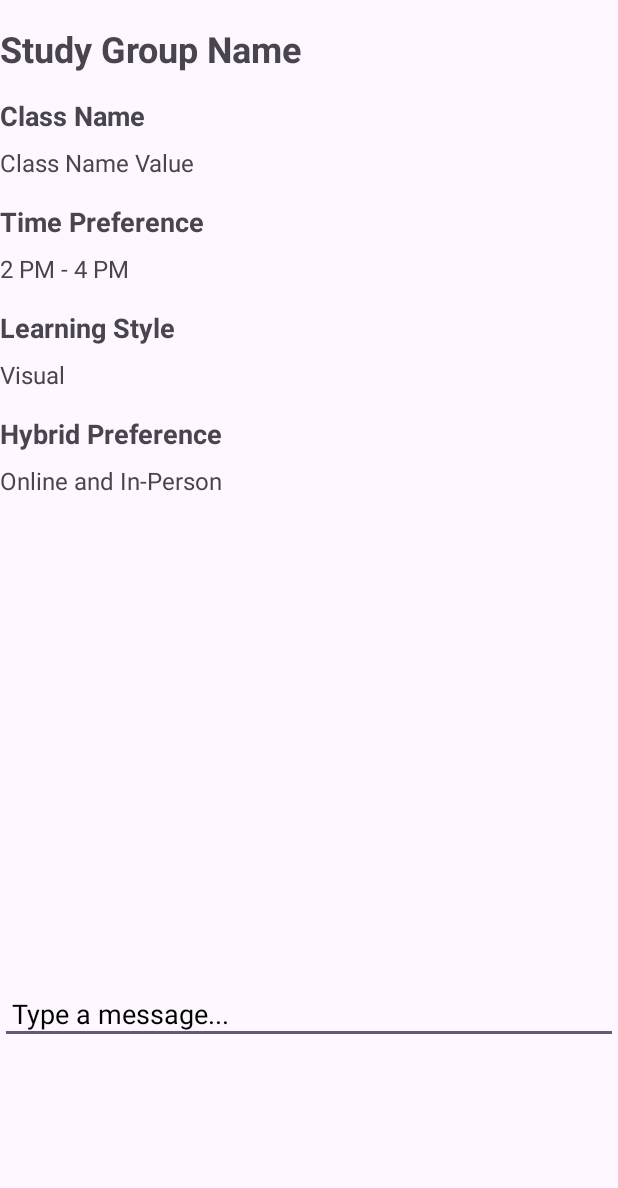
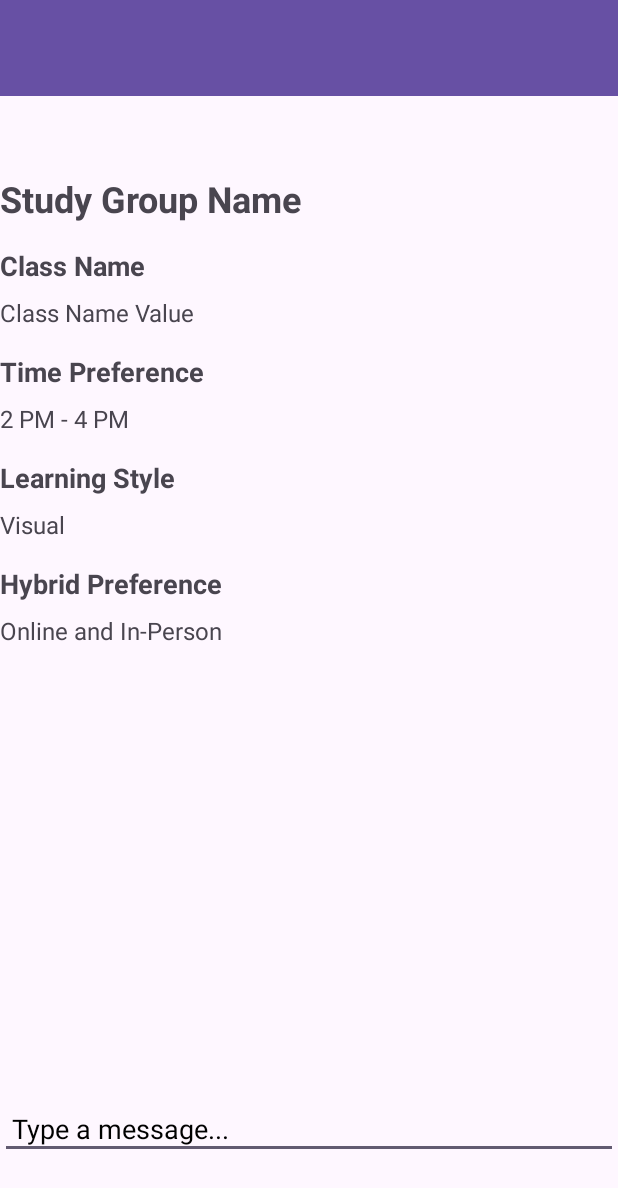
Before and after one commit to Team5MobileApp/StudyConnect, an Android app: the layout study_group_interface.xml on its own in the app's theme, with its tools: preview values and no code run, on a phone screen of 412 x 824 dp. Shown: the top 1188 px of the screen. Run offline under Robolectric (Android 15) with nearby library versions, the phone set to English and light mode, and no system bars.

Commit message:
Working App

```diff
--- a/app/src/main/AndroidManifest.xml
+++ b/app/src/main/AndroidManifest.xml
@@ -25,6 +25,9 @@
         <activity android:name=".StudyGroupCreationFormActivity">
             <!-- You can add specific attributes here if needed -->
         </activity>
+        <activity android:name=".StudyGroupInterfaceActivity">
+            <!-- You can add specific attributes here if needed -->
+        </activity>
     </application>
 
 </manifest>
--- a/app/src/main/java/com/example/studyconnect/StudyGroup.kt
+++ b/app/src/main/java/com/example/studyconnect/StudyGroup.kt
@@ -3,6 +3,7 @@ package com.example.studyconnect
 import androidx.room.ColumnInfo
 import androidx.room.Entity
 import androidx.room.PrimaryKey
+
 
 @Entity(tableName = "study_group")
 data class StudyGroup(
--- a/app/src/main/res/layout/study_group_interface.xml
+++ b/app/src/main/res/layout/study_group_interface.xml
@@ -1,23 +1,34 @@
 <?xml version="1.0" encoding="utf-8"?>
 <androidx.constraintlayout.widget.ConstraintLayout xmlns:android="http://schemas.android.com/apk/res/android"
     xmlns:app="http://schemas.android.com/apk/res-auto"
+    xmlns:tools="http://schemas.android.com/tools"
     android:layout_width="match_parent"
     android:layout_height="match_parent">
 
-    <!-- Study Group Name -->
+    <androidx.appcompat.widget.Toolbar
+        android:id="@+id/toolbar"
+        android:layout_width="match_parent"
+        android:layout_height="wrap_content"
+        android:background="?attr/colorPrimary"
+        android:minHeight="?attr/actionBarSize"
+        android:theme="?attr/actionBarTheme"
+        app:layout_constraintEnd_toEndOf="parent"
+        app:layout_constraintStart_toStartOf="parent"
+        app:layout_constraintTop_toTopOf="parent" />
+
     <TextView
         android:id="@+id/studyGroupName"
-        android:layout_width="0dp"
+        android:layout_width="match_parent"
         android:layout_height="wrap_content"
+        android:layout_marginTop="116dp"
         android:text="Study Group Name"
         android:textSize="24sp"
         android:textStyle="bold"
-        android:layout_marginTop="16dp"
-        app:layout_constraintTop_toTopOf="parent"
+        app:layout_constraintHorizontal_bias="0.0"
         app:layout_constraintLeft_toLeftOf="parent"
-        app:layout_constraintRight_toRightOf="parent" />
+        app:layout_constraintRight_toRightOf="parent"
+        app:layout_constraintTop_toTopOf="parent" />
 
-    <!-- Class Name Section -->
     <TextView
         android:id="@+id/classTitle"
         android:layout_width="0dp"
@@ -41,7 +52,6 @@
         app:layout_constraintLeft_toLeftOf="parent"
         app:layout_constraintRight_toRightOf="parent" />
 
-    <!-- Time Preference Section -->
     <TextView
         android:id="@+id/timeTitle"
         android:layout_width="0dp"
@@ -117,7 +127,7 @@
     <LinearLayout
         android:id="@+id/chatSection"
         android:layout_width="0dp"
-        android:layout_height="375dp"
+        android:layout_height="300dp"
         android:layout_marginTop="16dp"
         android:orientation="vertical"
         app:layout_constraintBottom_toBottomOf="parent"
@@ -125,12 +135,13 @@
         app:layout_constraintLeft_toLeftOf="parent"
         app:layout_constraintRight_toRightOf="parent"
         app:layout_constraintTop_toBottomOf="@id/hybridContent"
-        app:layout_constraintVertical_bias="0.0">
+        app:layout_constraintVertical_bias="1.0">
 
         <!-- Chat messages display area -->
+
         <ScrollView
             android:layout_width="match_parent"
-            android:layout_height="300dp"
+            android:layout_height="200dp"
             android:layout_marginBottom="8dp"
             app:layout_constraintHeight_default="wrap">
 
@@ -149,4 +160,6 @@
 
     </LinearLayout>
 
+
+
 </androidx.constraintlayout.widget.ConstraintLayout>
```
Also changed, not shown: app/src/main/java/com/example/studyconnect/DashboardFragment.kt (+20 -0 lines), app/src/main/java/com/example/studyconnect/StudyGroupAdapter.kt (+20 -4 lines), app/src/main/java/com/example/studyconnect/StudyGroupInterfaceActivity.kt (+39 -0 lines).
